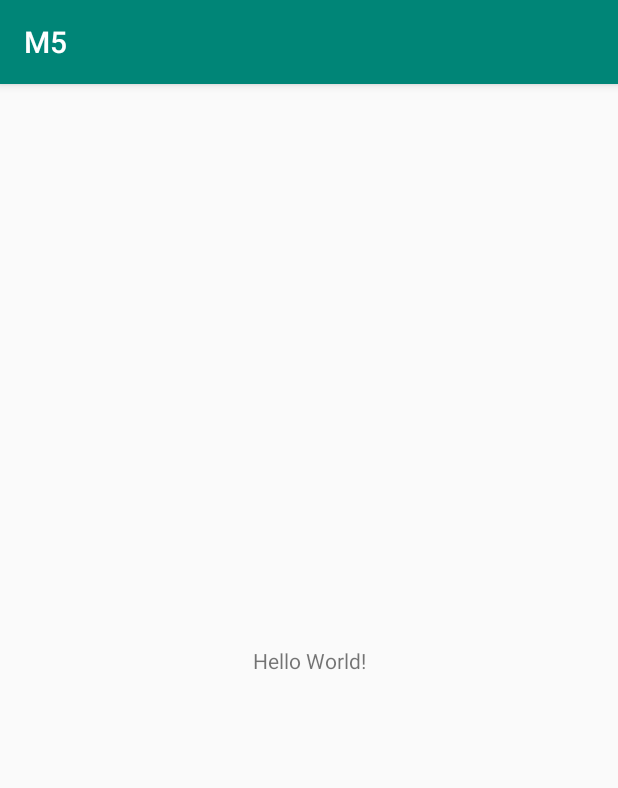
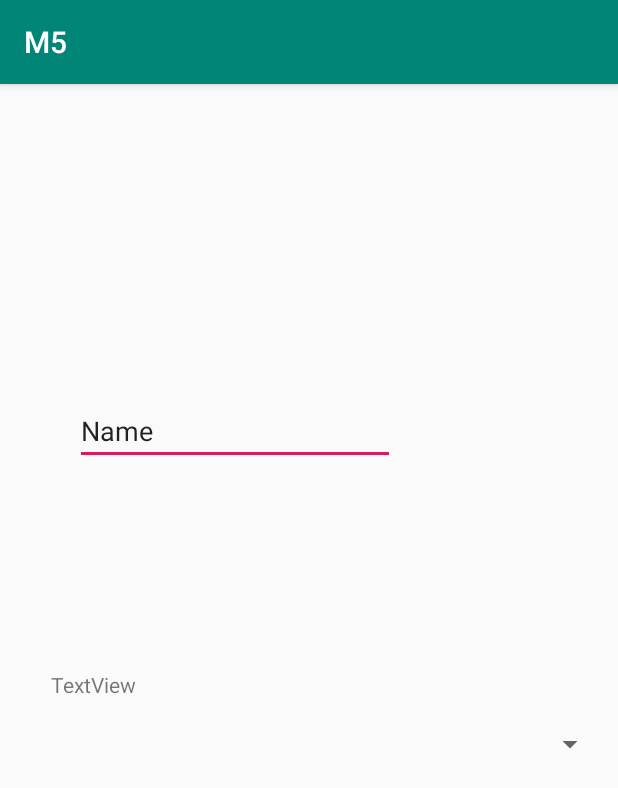
Before and after one commit to CS2340-Team-A/M5, an Android app: the screen it shows after launch (ConfigActivity), on a phone screen of 412 x 824 dp. Shown: the top 788 px of the screen. Run offline under Robolectric (Android 15) with nearby library versions, the phone set to English and light mode, and no system bars.

Commit message:
feat: fixed the ConfigActivity package name

```diff
--- a/app/src/main/AndroidManifest.xml
+++ b/app/src/main/AndroidManifest.xml
@@ -9,7 +9,7 @@
         android:roundIcon="@mipmap/ic_launcher_round"
         android:supportsRtl="true"
         android:theme="@style/AppTheme">
-        <activity android:name=".ConfigActivity">
+        <activity android:name=".views.ConfigActivity">
             <intent-filter>
                 <action android:name="android.intent.action.MAIN" />
 
--- a/app/src/main/java/com/cs2340/teama/m5/views/ConfigActivity.java
+++ b/app/src/main/java/com/cs2340/teama/m5/views/ConfigActivity.java
@@ -1,7 +1,8 @@
-package com.cs2340.teama.m5;
+package com.cs2340.teama.m5.views;
 
 import android.support.v7.app.AppCompatActivity;
 import android.os.Bundle;
+import com.cs2340.teama.m5.R;
 
 public class ConfigActivity extends AppCompatActivity {
 
--- a/app/src/main/res/layout/activity_config.xml
+++ b/app/src/main/res/layout/activity_config.xml
@@ -4,15 +4,50 @@
     xmlns:tools="http://schemas.android.com/tools"
     android:layout_width="match_parent"
     android:layout_height="match_parent"
-    tools:context=".ConfigActivity">
+    tools:context=".views.ConfigActivity">
+
+    <EditText
+        android:id="@+id/editText"
+        android:layout_width="wrap_content"
+        android:layout_height="wrap_content"
+        android:layout_marginStart="32dp"
+        android:layout_marginTop="180dp"
+        android:layout_marginEnd="131dp"
+        android:layout_marginBottom="486dp"
+        android:ems="10"
+        android:importantForAutofill="no"
+        android:inputType="textPersonName"
+        android:text="@string/activity_config_default_name"
+        app:layout_constraintBottom_toBottomOf="parent"
+        app:layout_constraintEnd_toEndOf="parent"
+        app:layout_constraintStart_toStartOf="parent"
+        app:layout_constraintTop_toTopOf="parent" />
 
     <TextView
+        android:id="@+id/Difficulty"
         android:layout_width="wrap_content"
         android:layout_height="wrap_content"
-        android:text="Hello World!"
+        android:layout_marginStart="32dp"
+        android:layout_marginTop="128dp"
+        android:layout_marginEnd="320dp"
+        android:layout_marginBottom="349dp"
+        android:text="TextView"
         app:layout_constraintBottom_toBottomOf="parent"
-        app:layout_constraintLeft_toLeftOf="parent"
-        app:layout_constraintRight_toRightOf="parent"
-        app:layout_constraintTop_toTopOf="parent" />
+        app:layout_constraintEnd_toEndOf="parent"
+        app:layout_constraintStart_toStartOf="parent"
+        app:layout_constraintTop_toBottomOf="@+id/editText" />
+
+    <Spinner
+        android:id="@+id/spinner2"
+        android:layout_width="395dp"
+        android:layout_height="wrap_content"
+        android:layout_marginStart="8dp"
+        android:layout_marginTop="13dp"
+        android:layout_marginEnd="8dp"
+        android:layout_marginBottom="312dp"
+        app:layout_constraintBottom_toBottomOf="parent"
+        app:layout_constraintEnd_toEndOf="parent"
+        app:layout_constraintStart_toStartOf="parent"
+        app:layout_constraintTop_toBottomOf="@+id/Difficulty" />
 
 </android.support.constraint.ConstraintLayout>
--- a/app/src/main/res/values/strings.xml
+++ b/app/src/main/res/values/strings.xml
@@ -1,3 +1,4 @@
 <resources>
     <string name="app_name">M5</string>
+    <string name="activity_config_default_name">Name</string>
 </resources>
```
